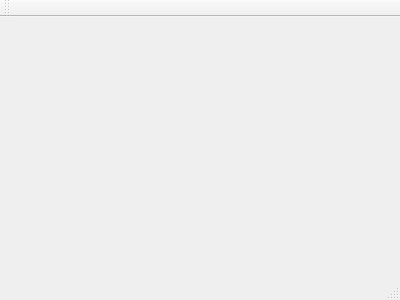
Above: mainwindow.ui from gaboq98/ArbolDelJuicio before the change. Below: the same form after it.
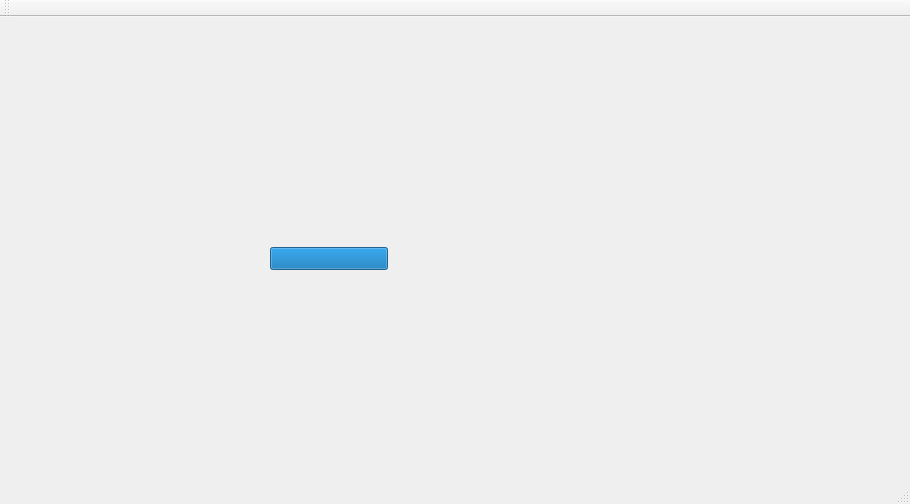
That is the form after the change.

Patch:
```diff
--- a/mainwindow.ui
+++ b/mainwindow.ui
@@ -1,24 +1,56 @@
 <ui version="4.0">
  <class>MainWindow</class>
- <widget class="QMainWindow" name="MainWindow" >
-  <property name="geometry" >
+ <widget class="QMainWindow" name="MainWindow">
+  <property name="geometry">
    <rect>
     <x>0</x>
     <y>0</y>
-    <width>400</width>
-    <height>300</height>
+    <width>910</width>
+    <height>504</height>
    </rect>
   </property>
   <property name="windowTitle" >
    <string>MainWindow</string>
   </property>
-  <widget class="QMenuBar" name="menuBar" />
-  <widget class="QToolBar" name="mainToolBar" />
-  <widget class="QWidget" name="centralWidget" />
-  <widget class="QStatusBar" name="statusBar" />
+  <widget class="QWidget" name="centralWidget">
+   <widget class="QProgressBar" name="progressBar">
+    <property name="geometry">
+     <rect>
+      <x>270</x>
+      <y>230</y>
+      <width>118</width>
+      <height>23</height>
+     </rect>
+    </property>
+    <property name="value">
+     <number>100</number>
+    </property>
+    <property name="textVisible">
+     <bool>false</bool>
+    </property>
+   </widget>
+  </widget>
+  <widget class="QMenuBar" name="menuBar">
+   <property name="geometry">
+    <rect>
+     <x>0</x>
+     <y>0</y>
+     <width>910</width>
+     <height>26</height>
+    </rect>
+   </property>
+  </widget>
+  <widget class="QToolBar" name="mainToolBar">
+   <attribute name="toolBarArea">
+    <enum>TopToolBarArea</enum>
+   </attribute>
+   <attribute name="toolBarBreak">
+    <bool>false</bool>
+   </attribute>
+  </widget>
+  <widget class="QStatusBar" name="statusBar"/>
  </widget>
- <layoutDefault spacing="6" margin="11" />
- <pixmapfunction></pixmapfunction>
+ <layoutdefault spacing="6" margin="11"/>
  <resources/>
  <connections/>
 </ui>
```
Left out of the diff: 3 changed lines with no effect on the pictures.
